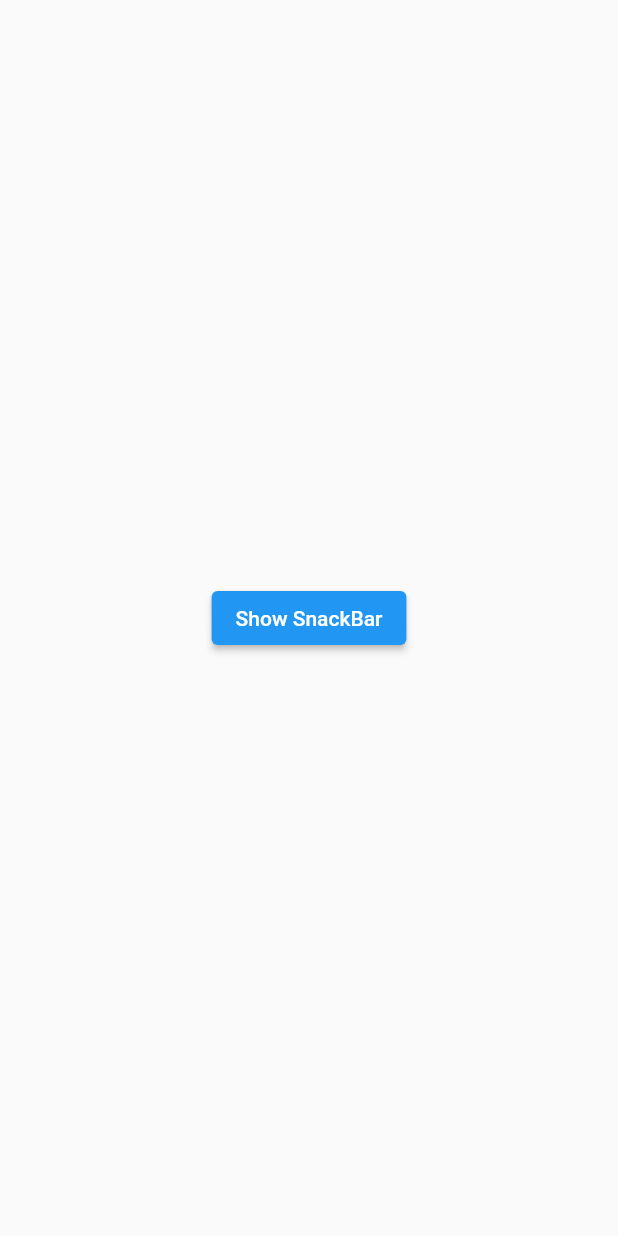
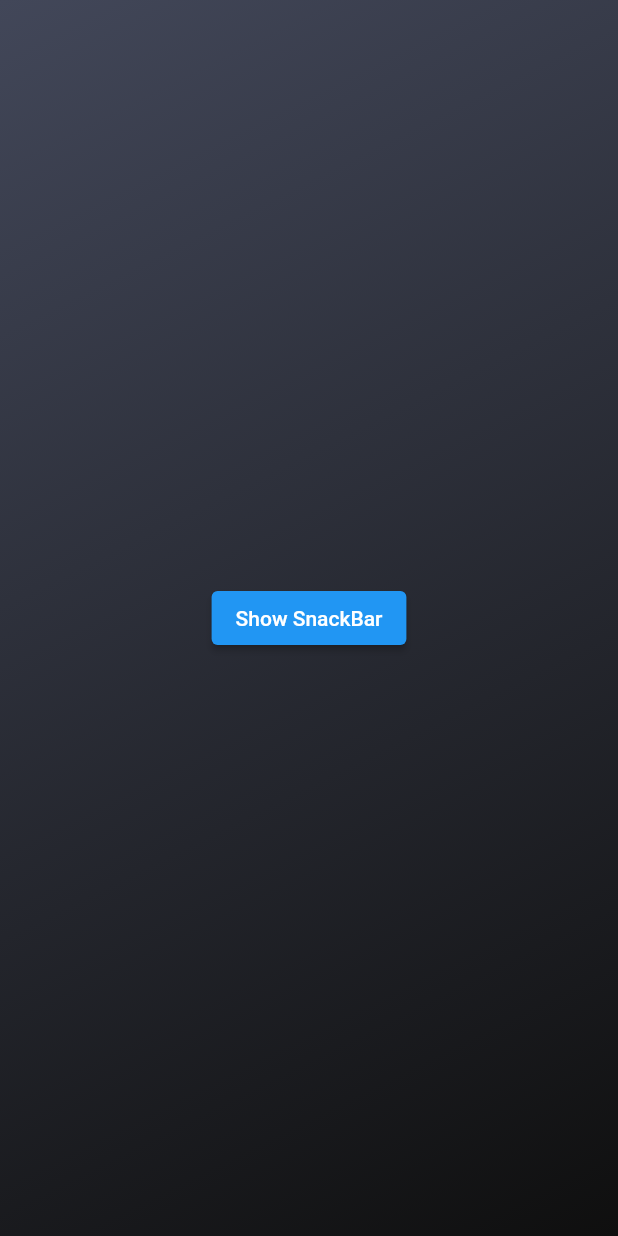
Before and after one commit to SwaXTech/ADFRadio-Flutter, a Flutter app: the screen it shows after launch, on a phone screen of 412 x 824 dp. Run offline on Flutter 3.47's test engine with Material 2 defaults, Android fonts, the phone set to English and light mode, and no system bars.

```diff
--- a/lib/main.dart
+++ b/lib/main.dart
@@ -40,7 +40,16 @@ class HomePage extends StatelessWidget{
   @override
   Widget build(BuildContext context) {
     return Scaffold(
-      body: Button()
+      body: Container(
+        decoration: BoxDecoration(
+          gradient: LinearGradient(
+            colors: [Color.fromRGBO(15, 15, 15, 1),Color.fromRGBO(66, 71, 89, 1)],
+            begin: FractionalOffset.bottomRight,
+            end: FractionalOffset.topLeft
+          )
+        ),
+        child: Button(),
+      )
     );
   }
 }
```
